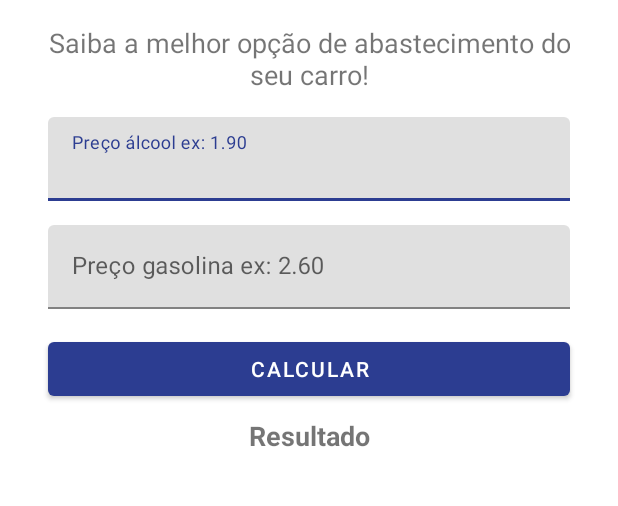
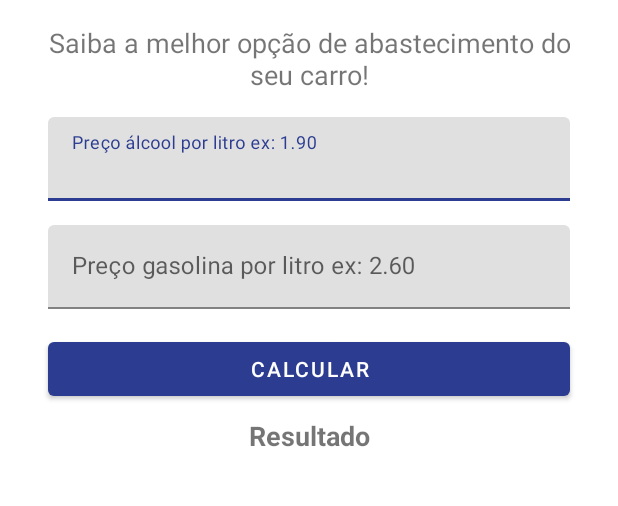
Before and after one commit to pedroabreudev/Android-AppAlcoolouGasolina, an Android app: the screen it shows after launch (MainActivity), on a phone screen of 412 x 824 dp, the part 512-1018 px from its top. Run offline under Robolectric (Android 15) with nearby library versions, the phone set to English and light mode, and no system bars.

Commit message:
Finalizado App Álcool ou Gasolina

```diff
--- a/app/src/main/res/layout/activity_main.xml
+++ b/app/src/main/res/layout/activity_main.xml
@@ -50,9 +50,11 @@
         app:layout_constraintTop_toBottomOf="@+id/textView">
 
         <com.google.android.material.textfield.TextInputEditText
+            android:id="@+id/editPrecoAlcool"
             android:layout_width="match_parent"
             android:layout_height="wrap_content"
-            android:hint="Preço álcool ex: 1.90" />
+            android:hint="Preço álcool por litro ex: 1.90"
+            android:inputType="numberDecimal" />
     </com.google.android.material.textfield.TextInputLayout>
 
     <com.google.android.material.textfield.TextInputLayout
@@ -69,9 +71,11 @@
         app:layout_constraintTop_toBottomOf="@+id/textInputLayout">
 
         <com.google.android.material.textfield.TextInputEditText
+            android:id="@+id/editPrecoGasolina"
             android:layout_width="match_parent"
             android:layout_height="wrap_content"
-            android:hint="Preço gasolina ex: 2.60" />
+            android:hint="Preço gasolina por litro ex: 2.60"
+            android:inputType="numberDecimal" />
     </com.google.android.material.textfield.TextInputLayout>
 
     <Button
@@ -83,13 +87,14 @@
         android:layout_marginTop="16dp"
         android:layout_marginEnd="32dp"
         android:layout_marginRight="32dp"
+        android:onClick="calcularPreco"
         android:text="Calcular"
         app:layout_constraintEnd_toEndOf="parent"
         app:layout_constraintStart_toStartOf="parent"
         app:layout_constraintTop_toBottomOf="@+id/textInputLayout2" />
 
     <TextView
-        android:id="@+id/textView2"
+        android:id="@+id/textResultado"
         android:layout_width="0dp"
         android:layout_height="wrap_content"
         android:layout_marginStart="32dp"
```
Also changed, not shown: app/src/main/java/br/com/diastecnologia/alcoolougasolina/MainActivity.java (+48 -0 lines).
